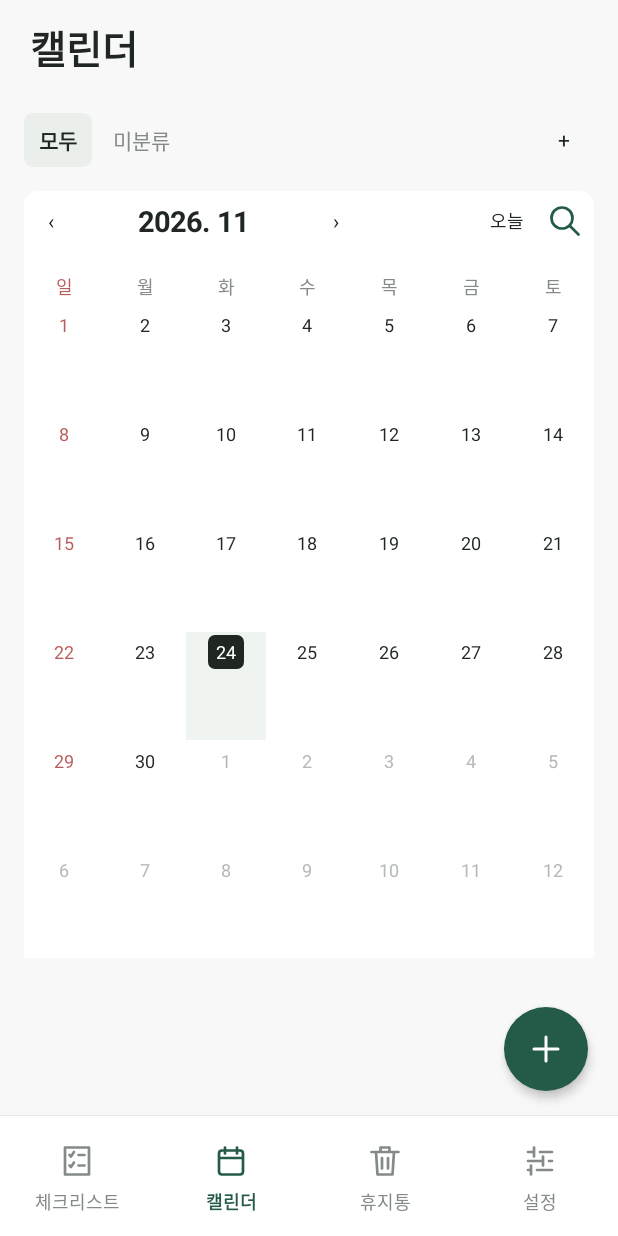
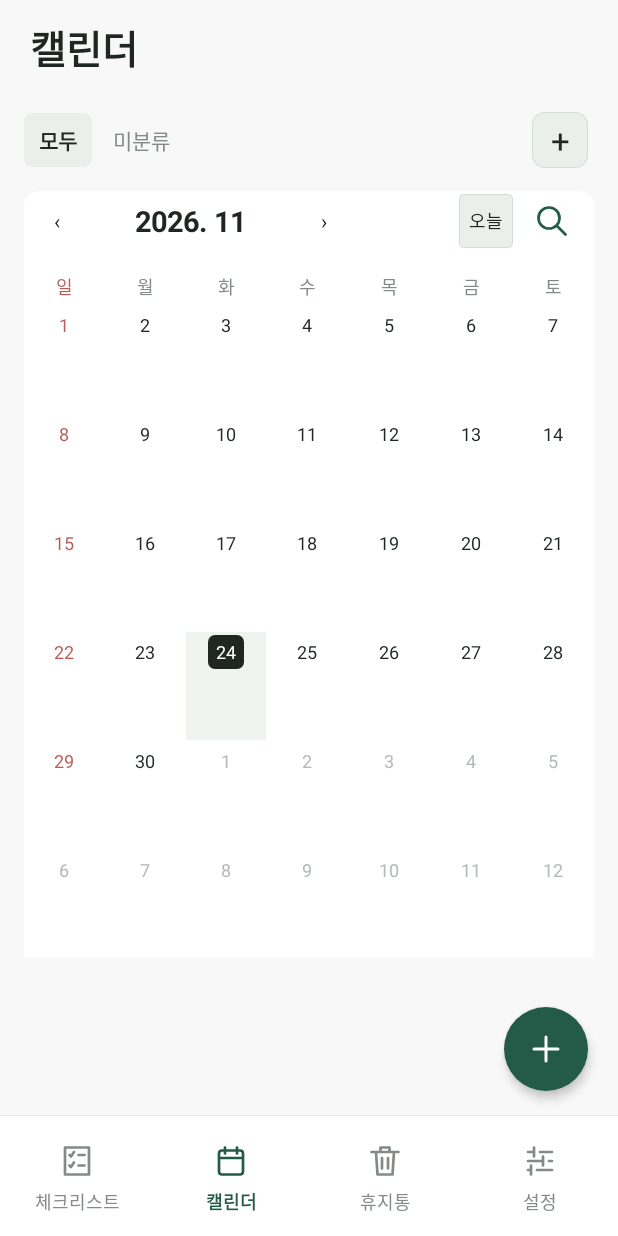
Before and after one commit to adastra07/jigeum-hana, an Android app: the screen it shows after launch (MainActivity), after a tap on "캘린더", on a phone screen of 412 x 824 dp. Run offline under Robolectric (Android 15) with nearby library versions, the phone set to English and light mode, and no system bars.

Commit message:
Add reversible completed-task grouping, collapsible settings and square calendar controls (v1.30)

```diff
--- a/app/build.gradle.kts
+++ b/app/build.gradle.kts
@@ -6,8 +6,8 @@ android {
         applicationId = "com.adastra.focuswallpaper"
         minSdk = 26
         targetSdk = 34
-        versionCode = 31
-        versionName = "1.29"
+        versionCode = 32
+        versionName = "1.30"
     }
     signingConfigs.getByName("debug") {
         System.getenv("JIGEUM_DEBUG_KEYSTORE")?.let { storeFile = file(it) }
--- a/app/src/main/java/com/adastra/focuswallpaper/BackupDatabase.kt
+++ b/app/src/main/java/com/adastra/focuswallpaper/BackupDatabase.kt
@@ -58,7 +58,9 @@ data class BackupSnapshot(
                 categories, frozenTasks, calendarCategories, entries,
                 mapOf("default_focus_mode" to store.defaultFocusMode, "font_step" to store.fontStep,
                     "last_minutes" to store.lastMinutes, "last_stopwatch" to store.lastStopwatch,
-                    "wallpaper_enabled" to store.wallpaperEnabled, "wallpaper_color_argb" to store.wallpaperColor),
+                    "wallpaper_enabled" to store.wallpaperEnabled, "wallpaper_color_argb" to store.wallpaperColor,
+                    "calendar_hide_uncategorized" to store.hideCalendarUncategorized,
+                    "completed_tasks_last" to store.completedTasksLast),
                 store.presets.toList(), mapOf(
                     "selected_task_id" to store.selected.takeIf { it in ids },
                     "selected_category_id" to store.category.takeIf { id -> categories.any { it.id == id } }.orEmpty().ifEmpty { DEFAULT_CATEGORY },
@@ -101,7 +103,7 @@ object BackupDatabase {
                 snapshot.taskCategories.forEachIndexed { i, c -> insert("task_categories", mapOf("id" to c.id, "name" to c.name, "position" to i)) }
                 snapshot.tasks.forEachIndexed { i, t -> insert("tasks", mapOf("id" to t.id, "title" to t.text, "category_id" to t.categoryId,
                     "position" to i, "completed" to t.done, "focus_mode" to (if (t.stopwatch) "stopwatch" else if (t.minutes == 0) "unassigned" else "timer"),
-                    "focus_minutes" to t.minutes, "stopwatch_elapsed_ms" to t.stopwatchMs, "deleted_at_epoch_ms" to t.deletedAt)) }
+                    "focus_minutes" to t.minutes, "stopwatch_elapsed_ms" to t.stopwatchMs, "deleted_at_epoch_ms" to t.deletedAt, "completed_at_epoch_ms" to t.completedAt)) }
                 snapshot.calendarCategories.forEachIndexed { i, c -> insert("calendar_categories", mapOf("id" to c.id, "name" to c.name, "color_argb" to c.color, "position" to i)) }
                 snapshot.entries.forEach { n ->
                     val s = requireNotNull(n.schedule)
--- a/app/src/main/java/com/adastra/focuswallpaper/CalendarUi.kt
+++ b/app/src/main/java/com/adastra/focuswallpaper/CalendarUi.kt
@@ -15,6 +15,7 @@ import java.time.YearMonth
 
 class CalendarUi(private val activity: Activity, private val repo: NoteRepository, private val redraw: () -> Unit) {
     private val ui = NoteUi(activity)
+    private val store = Store(activity)
     var month: YearMonth = YearMonth.now()
     var selectedDate: LocalDate = LocalDate.now()
     var filter = ""
@@ -64,7 +65,7 @@ class CalendarUi(private val activity: Activity, private val repo: NoteRepositor
         parent.addView(card)
         lateinit var monthLabel: TextView
         ui.row(card).apply {
-            tag = "calendar:header"; minimumHeight = headerHeight
+            tag = "calendar:header"; minimumHeight = headerHeight; setPadding(ui.dp(4), 0, ui.dp(10), 0)
             val left = ui.row(this).apply { tag = "calendar:month-controls" }
             left.layoutParams = LinearLayout.LayoutParams(0, -2, 3f)
             left.addView(ui.button("‹") { monthPager?.showMonth(month.minusMonths(1)) }.apply { contentDescription = "이전 달" }, LinearLayout.LayoutParams(ui.dp(36), -2))
@@ -78,12 +79,14 @@ class CalendarUi(private val activity: Activity, private val repo: NoteRepositor
             left.addView(monthLabel, LinearLayout.LayoutParams(0, -2, 1f))
             left.addView(ui.button("›") { monthPager?.showMonth(month.plusMonths(1)) }.apply { contentDescription = "다음 달" }, LinearLayout.LayoutParams(ui.dp(36), -2))
             addView(Space(activity), LinearLayout.LayoutParams(0, 1, 1f))
-            addView(ui.button("오늘") { selectedDate = LocalDate.now(); monthPager?.showMonth(YearMonth.now()) }.apply {
-                textSize = 12f; setPadding(ui.dp(4), ui.dp(4), ui.dp(4), ui.dp(4))
-            }, LinearLayout.LayoutParams(ui.dp(40), -2))
+            val today = ui.squareButton("오늘", 12f, 3) {
+                selectedDate = LocalDate.now(); monthPager?.showMonth(YearMonth.now())
+            }.apply { tag = "calendar:today"; contentDescription = "오늘로 이동" }
+            addView(today, LinearLayout.LayoutParams(today.minimumWidth, today.minimumHeight))
             addView(ui.icon(R.drawable.ic_search, "캘린더 메모 검색") { search() }.apply {
-                setPadding(ui.dp(7), ui.dp(7), ui.dp(7), ui.dp(7))
-            }, LinearLayout.LayoutParams(ui.dp(38), -2))
+                tag = "calendar:search"; minimumHeight = today.minimumHeight
+                setPadding(ui.dp(6), ui.dp(6), ui.dp(6), ui.dp(6))
+            }, LinearLayout.LayoutParams(today.minimumWidth, today.minimumHeight).apply { marginStart = ui.dp(8) })
         }
         card.addView(Space(activity), LinearLayout.LayoutParams(1, ui.dp(12)))
         ui.row(card).apply {
@@ -144,8 +147,10 @@ class CalendarUi(private val activity: Activity, private val repo: NoteRepositor
         monthPager = pager
         card.addView(pager, LinearLayout.LayoutParams(-1, -2))
     }
+    private fun visibleCategories() = repo.categories().filterNot { store.hideCalendarUncategorized && it.id == NOTE_UNCATEGORIZED }
     private fun categoryBar(parent: LinearLayout, key: String = "calendar-day", changed: () -> Unit) {
-        val categories = repo.categories()
+        val categories = visibleCategories()
+        if (filter.isNotEmpty() && categories.none { it.id == filter }) filter = ""
         val all = listOf(NoteCategory("", "모두", 0)) + categories
         parent.addView(CategoryStrip(activity, key, all.map { it.id to it.name }, filter,
             categoryOffsets[key] ?: 0, { categoryOffsets[key] = it },
@@ -156,8 +161,8 @@ class CalendarUi(private val activity: Activity, private val repo: NoteRepositor
     private fun categoryMenu(category: NoteCategory, changed: () -> Unit) {
         val body = ui.column().apply { setPadding(ui.dp(16), ui.dp(4), ui.dp(16), ui.dp(4)) }
         body.addView(ui.text("분류 순서", 13f, ui.muted).apply { setPadding(0, 0, 0, 0) })
-        body.addView(CategoryOrderControls(activity, category.id, "분류", { repo.categories().map { it.id to it.name } }) { direction ->
-            repo.moveCategory(category.id, direction); changed()
+        body.addView(CategoryOrderControls(activity, category.id, "분류", { visibleCategories().map { it.id to it.name } }) { direction ->
+            repo.moveCategory(category.id, direction, if (store.hideCalendarUncategorized) setOf(NOTE_UNCATEGORIZED) else emptySet()); changed()
         })
         body.addView(Space(activity), LinearLayout.LayoutParams(1, ui.dp(8)))
         val rename = ui.button("이름·색상 변경") {}.apply {
--- a/app/src/main/java/com/adastra/focuswallpaper/CategoryStrip.kt
+++ b/app/src/main/java/com/adastra/focuswallpaper/CategoryStrip.kt
@@ -52,8 +52,10 @@ class CategoryStrip(
                 setOnLongClickListener { edit(id); true }
             }, LayoutParams(-2, -2).apply { marginEnd = ui.dp(4) })
         }
-        addView(ui.button("+") { add() }.apply {
+        val addButton = ui.squareButton("+") { add() }.apply {
+            tag = "$key:category-add"
             contentDescription = if (key == "tasks") "분류 추가" else "캘린더 분류 추가"
-        }, LayoutParams(ui.dp(40), ui.dp(40)))
+        }
+        addView(addButton, LayoutParams(addButton.minimumWidth, addButton.minimumHeight).apply { marginEnd = ui.dp(4) })
     }
 }
--- a/app/src/main/java/com/adastra/focuswallpaper/NoteUi.kt
+++ b/app/src/main/java/com/adastra/focuswallpaper/NoteUi.kt
@@ -29,6 +29,14 @@ class NoteUi(val activity: Activity) {
         gravity = Gravity.CENTER; minimumHeight = dp(40); setPadding(dp(10), dp(6), dp(10), dp(6))
         background = RippleDrawable(ColorStateList.valueOf(0x22245a48), shape(fill), shape(Color.WHITE))
         isClickable = true; isFocusable = true; setOnClickListener { action() }
+    }
+    fun squareButton(value: String, size: Float = 22f, radius: Int = 8, action: () -> Unit) = button(value, soft, action).apply {
+        textSize = size; setPadding(0, 0, 0, 0)
+        val metrics = paint.fontMetricsInt
+        val side = maxOf(dp(36), metrics.bottom - metrics.top + dp(8), kotlin.math.ceil(paint.measureText(value)).toInt() + dp(12))
+        minimumWidth = side; minimumHeight = side
+        background = RippleDrawable(ColorStateList.valueOf(0x22245a48),
+            shape(soft, radius).apply { setStroke(dp(1), 0xffd2ddd5.toInt()) }, shape(Color.WHITE, radius))
     }
     fun icon(res: Int, description: String, action: () -> Unit) = button("", action = action).apply {
         contentDescription = description
--- a/app/src/main/java/com/adastra/focuswallpaper/TaskDragReorder.kt
+++ b/app/src/main/java/com/adastra/focuswallpaper/TaskDragReorder.kt
@@ -17,6 +17,7 @@ import android.widget.ScrollView
 class TaskDragReorder(
     private val card: LinearLayout,
     private val scroll: ScrollView,
+    private val settled: () -> Unit = {},
     private val save: (List<String>) -> Unit
 ) {
     private val overlayHost = scroll.parent as ViewGroup
@@ -77,6 +78,7 @@ class TaskDragReorder(
                         dragged?.isPressed = false
                         dragged = null
                         scroll.requestDisallowInterceptTouchEvent(false)
+                        if (event.result) settled()
                         true
                     }
                     else -> true
```
Also changed, not shown: app/src/main/java/com/adastra/focuswallpaper/BackupImporter.kt (+7 -2 lines), app/src/main/java/com/adastra/focuswallpaper/MainActivity.kt (+57 -13 lines), app/src/main/java/com/adastra/focuswallpaper/NoteRepository.kt (+5 -3 lines), app/src/main/java/com/adastra/focuswallpaper/Store.kt (+9 -3 lines), app/src/main/java/com/adastra/focuswallpaper/TaskOrder.kt (+19 -1 lines), 6 other files.
